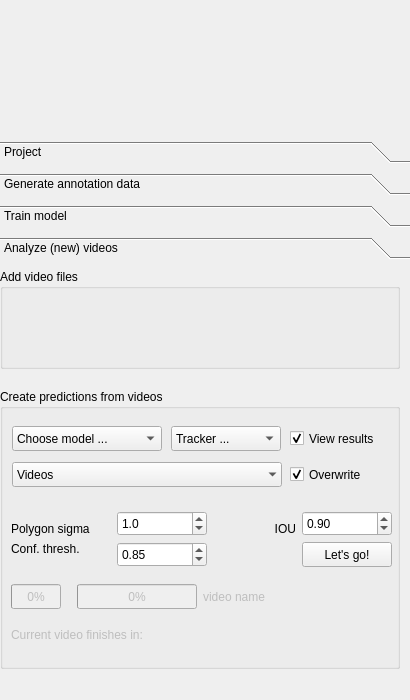
Above: octron/qt_gui/octron.ui from horsto/OCTRON-GUI before the change. Below: the same form after it.
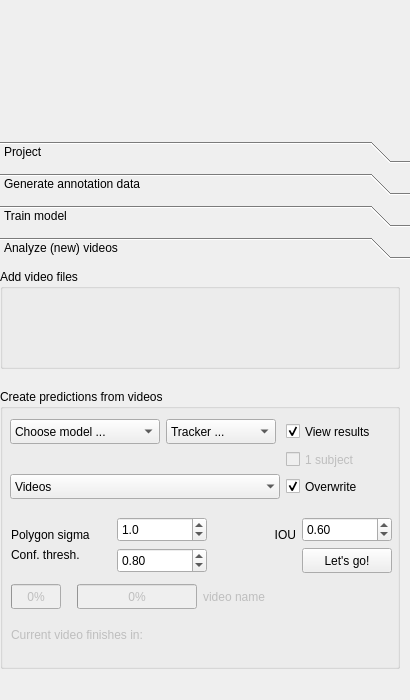
That is the form after the change. The open tabs and pages were chosen to show the change. Icons and pictures are not drawn.

What changed in the file:
```diff
--- a/octron/qt_gui/octron.ui
+++ b/octron/qt_gui/octron.ui
@@ -2257,185 +2257,9 @@
             <property name="geometry">
              <rect>
               <x>11</x>
-              <y>32</y>
+              <y>125</y>
               <width>381</width>
-              <height>71</height>
-             </rect>
-            </property>
-            <layout class="QGridLayout" name="predict_grid_layout1">
-             <item row="0" column="0">
-              <widget class="QComboBox" name="yolomodel_trained_list">
-               <property name="enabled">
-                <bool>true</bool>
-               </property>
-               <property name="minimumSize">
-                <size>
-                 <width>150</width>
-                 <height>25</height>
-                </size>
-               </property>
-               <property name="maximumSize">
-                <size>
-                 <width>150</width>
-                 <height>25</height>
-                </size>
-               </property>
-               <property name="toolTip">
-                <string>OCTRON user trained models that are found in the project path</string>
-               </property>
-               <item>
-                <property name="text">
-                 <string>Choose model ...</string>
-                </property>
-               </item>
-              </widget>
-             </item>
-             <item row="0" column="1">
-              <widget class="QComboBox" name="yolomodel_tracker_list">
-               <property name="minimumSize">
-                <size>
-                 <width>110</width>
-                 <height>25</height>
-                </size>
-               </property>
-               <property name="maximumSize">
-                <size>
-                 <width>110</width>
-                 <height>25</height>
-                </size>
-               </property>
-               <property name="toolTip">
-                <string>OCTRON user trained models that are found in the project path</string>
-               </property>
-               <item>
-                <property name="text">
-                 <string>Tracker ...</string>
-                </property>
-               </item>
-               <item>
-                <property name="text">
-                 <string>BoTSORT</string>
-                </property>
-               </item>
-               <item>
-                <property name="text">
-                 <string>ByteTrack</string>
-                </property>
-               </item>
-              </widget>
-             </item>
-             <item row="0" column="2">
-              <widget class="QCheckBox" name="open_when_finish_checkBox">
-               <property name="minimumSize">
-                <size>
-                 <width>90</width>
-                 <height>25</height>
-                </size>
-               </property>
-               <property name="maximumSize">
-                <size>
-                 <width>100</width>
-                 <height>25</height>
-                </size>
-               </property>
-               <property name="toolTip">
-                <string>Open the resuts in new napari window when finished</string>
-               </property>
-               <property name="text">
-                <string>View results</string>
-               </property>
-               <property name="checked">
-                <bool>true</bool>
-               </property>
-              </widget>
-             </item>
-             <item row="1" column="0" colspan="2">
-              <widget class="QComboBox" name="videos_for_prediction_list">
-               <property name="minimumSize">
-                <size>
-                 <width>270</width>
-                 <height>25</height>
-                </size>
-               </property>
-               <property name="maximumSize">
-                <size>
-                 <width>270</width>
-                 <height>25</height>
-                </size>
-               </property>
-               <property name="toolTip">
-                <string>Select, add or remove labels</string>
-               </property>
-               <property name="editable">
-                <bool>false</bool>
-               </property>
-               <property name="currentText">
-                <string>Videos</string>
-               </property>
-               <property name="maxCount">
-                <number>15</number>
-               </property>
-               <property name="sizeAdjustPolicy">
-                <enum>QComboBox::SizeAdjustPolicy::AdjustToContents</enum>
-               </property>
-               <property name="iconSize">
-                <size>
-                 <width>14</width>
-                 <height>14</height>
-                </size>
-               </property>
-               <property name="frame">
-                <bool>false</bool>
-               </property>
-               <item>
-                <property name="text">
-                 <string>Videos</string>
-                </property>
-               </item>
-               <item>
-                <property name="text">
-                 <string>⊖ Remove</string>
-                </property>
-               </item>
-              </widget>
-             </item>
-             <item row="1" column="2">
-              <widget class="QCheckBox" name="overwrite_prediction_checkBox">
-               <property name="enabled">
-                <bool>true</bool>
-               </property>
-               <property name="minimumSize">
-                <size>
-                 <width>90</width>
-                 <height>25</height>
-                </size>
-               </property>
-               <property name="maximumSize">
-                <size>
-                 <width>100</width>
-                 <height>25</height>
-                </size>
-               </property>
-               <property name="toolTip">
-                <string>Overwrite previous analysis results? </string>
-               </property>
-               <property name="text">
-                <string>Overwrite</string>
-               </property>
-               <property name="checked">
-                <bool>true</bool>
-               </property>
-              </widget>
-             </item>
-            </layout>
-           </widget>
-           <widget class="QWidget" name="layoutWidget">
-            <property name="geometry">
-             <rect>
-              <x>11</x>
-              <y>113</y>
-              <width>381</width>
-              <height>73</height>
+              <height>61</height>
              </rect>
             </property>
             <layout class="QGridLayout" name="predict_grid_layout2">
@@ -2598,7 +2422,7 @@
                 <double>0.050000000000000</double>
                </property>
                <property name="value">
-                <double>0.850000000000000</double>
+                <double>0.800000000000000</double>
                </property>
               </widget>
              </item>
@@ -2623,7 +2447,214 @@
                 <double>0.100000000000000</double>
                </property>
                <property name="value">
-                <double>0.900000000000000</double>
+                <double>0.600000000000000</double>
+               </property>
+              </widget>
+             </item>
+            </layout>
+           </widget>
+           <widget class="QWidget" name="">
+            <property name="geometry">
+             <rect>
+              <x>10</x>
+              <y>30</y>
+              <width>381</width>
+              <height>86</height>
+             </rect>
+            </property>
+            <layout class="QGridLayout" name="gridLayout_2">
+             <property name="bottomMargin">
+              <number>10</number>
+             </property>
+             <item row="0" column="0" rowspan="2" alignment="Qt::AlignmentFlag::AlignLeft|Qt::AlignmentFlag::AlignTop">
+              <widget class="QComboBox" name="yolomodel_trained_list">
+               <property name="enabled">
+                <bool>true</bool>
+               </property>
+               <property name="minimumSize">
+                <size>
+                 <width>150</width>
+                 <height>25</height>
+                </size>
+               </property>
+               <property name="maximumSize">
+                <size>
+                 <width>150</width>
+                 <height>25</height>
+                </size>
+               </property>
+               <property name="toolTip">
+                <string>OCTRON user trained models that are found in the project path</string>
+               </property>
+               <item>
+                <property name="text">
+                 <string>Choose model ...</string>
+                </property>
+               </item>
+              </widget>
+             </item>
+             <item row="0" column="1" rowspan="2" alignment="Qt::AlignmentFlag::AlignLeft|Qt::AlignmentFlag::AlignTop">
+              <widget class="QComboBox" name="yolomodel_tracker_list">
+               <property name="minimumSize">
+                <size>
+                 <width>110</width>
+                 <height>25</height>
+                </size>
+               </property>
+               <property name="maximumSize">
+                <size>
+                 <width>110</width>
+                 <height>25</height>
+                </size>
+               </property>
+               <property name="toolTip">
+                <string>OCTRON user trained models that are found in the project path</string>
+               </property>
+               <item>
+                <property name="text">
+                 <string>Tracker ...</string>
+                </property>
+               </item>
+               <item>
+                <property name="text">
+                 <string>BoTSORT</string>
+                </property>
+               </item>
+               <item>
+                <property name="text">
+                 <string>ByteTrack</string>
+                </property>
+               </item>
+              </widget>
+             </item>
+             <item row="0" column="2" alignment="Qt::AlignmentFlag::AlignLeft|Qt::AlignmentFlag::AlignTop">
+              <widget class="QCheckBox" name="open_when_finish_checkBox">
+               <property name="minimumSize">
+                <size>
+                 <width>90</width>
+                 <height>25</height>
+                </size>
+               </property>
+               <property name="maximumSize">
+                <size>
+                 <width>100</width>
+                 <height>25</height>
+                </size>
+               </property>
+               <property name="toolTip">
+                <string>Open the resuts in new napari window when finished</string>
+               </property>
+               <property name="text">
+                <string>View results</string>
+               </property>
+               <property name="checked">
+                <bool>true</bool>
+               </property>
+              </widget>
+             </item>
+             <item row="1" column="2" alignment="Qt::AlignmentFlag::AlignLeft|Qt::AlignmentFlag::AlignTop">
+              <widget class="QCheckBox" name="single_subject_checkBox">
+               <property name="enabled">
+                <bool>false</bool>
+               </property>
+               <property name="minimumSize">
+                <size>
+                 <width>90</width>
+                 <height>25</height>
+                </size>
+               </property>
+               <property name="maximumSize">
+                <size>
+                 <width>100</width>
+                 <height>25</height>
+                </size>
+               </property>
+               <property name="toolTip">
+                <string>Overwrite previous analysis results? </string>
+               </property>
+               <property name="text">
+                <string>1 subject</string>
+               </property>
+               <property name="checked">
+                <bool>false</bool>
+               </property>
+              </widget>
+             </item>
+             <item row="2" column="0" colspan="2" alignment="Qt::AlignmentFlag::AlignLeft|Qt::AlignmentFlag::AlignTop">
+              <widget class="QComboBox" name="videos_for_prediction_list">
+               <property name="minimumSize">
+                <size>
+                 <width>270</width>
+                 <height>25</height>
+                </size>
+               </property>
+               <property name="maximumSize">
+                <size>
+                 <width>270</width>
+                 <height>25</height>
+                </size>
+               </property>
+               <property name="toolTip">
+                <string>Select, add or remove labels</string>
+               </property>
+               <property name="editable">
+                <bool>false</bool>
+               </property>
+               <property name="currentText">
+                <string>Videos</string>
+               </property>
+               <property name="maxCount">
+                <number>15</number>
+               </property>
+               <property name="sizeAdjustPolicy">
+                <enum>QComboBox::SizeAdjustPolicy::AdjustToContents</enum>
+               </property>
+               <property name="iconSize">
+                <size>
+                 <width>14</width>
+                 <height>14</height>
+                </size>
+               </property>
+               <property name="frame">
+                <bool>false</bool>
+               </property>
+               <item>
+                <property name="text">
+                 <string>Videos</string>
+                </property>
+               </item>
+               <item>
+                <property name="text">
+                 <string>⊖ Remove</string>
+                </property>
+               </item>
+              </widget>
+             </item>
+             <item row="2" column="2" alignment="Qt::AlignmentFlag::AlignLeft|Qt::AlignmentFlag::AlignTop">
+              <widget class="QCheckBox" name="overwrite_prediction_checkBox">
+               <property name="enabled">
+                <bool>true</bool>
+               </property>
+               <property name="minimumSize">
+                <size>
+                 <width>90</width>
+                 <height>25</height>
+                </size>
+               </property>
+               <property name="maximumSize">
+                <size>
+                 <width>100</width>
+                 <height>25</height>
+                </size>
+               </property>
+               <property name="toolTip">
+                <string>Overwrite previous analysis results? </string>
+               </property>
+               <property name="text">
+                <string>Overwrite</string>
+               </property>
+               <property name="checked">
+                <bool>true</bool>
                </property>
               </widget>
              </item>
```
